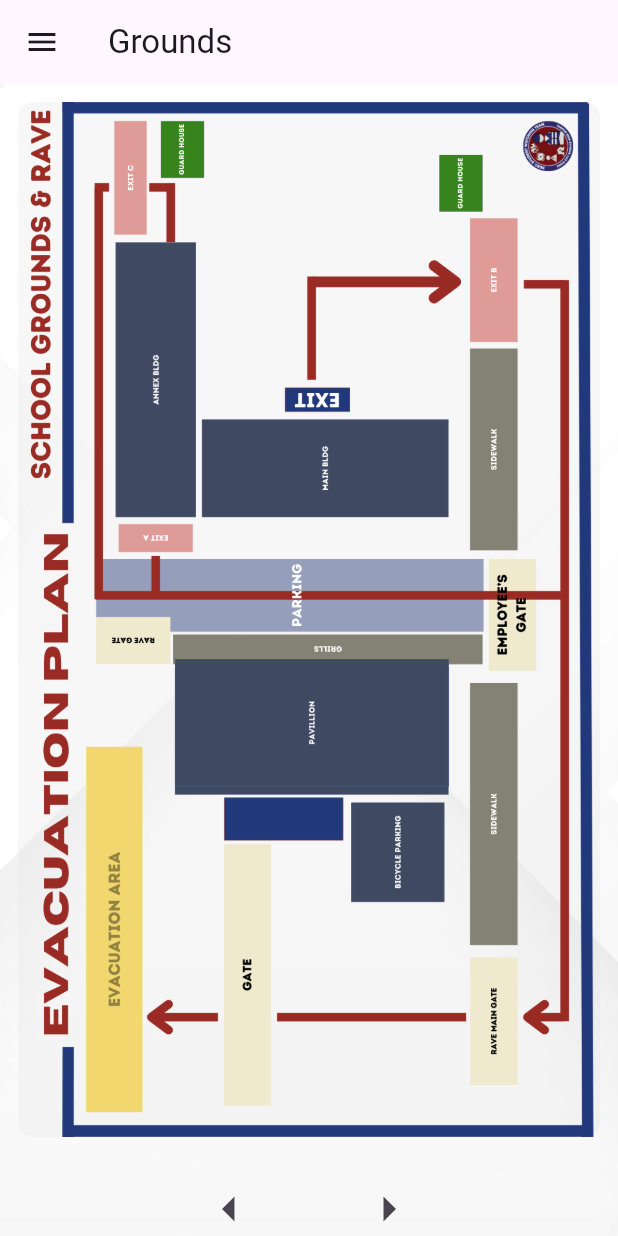
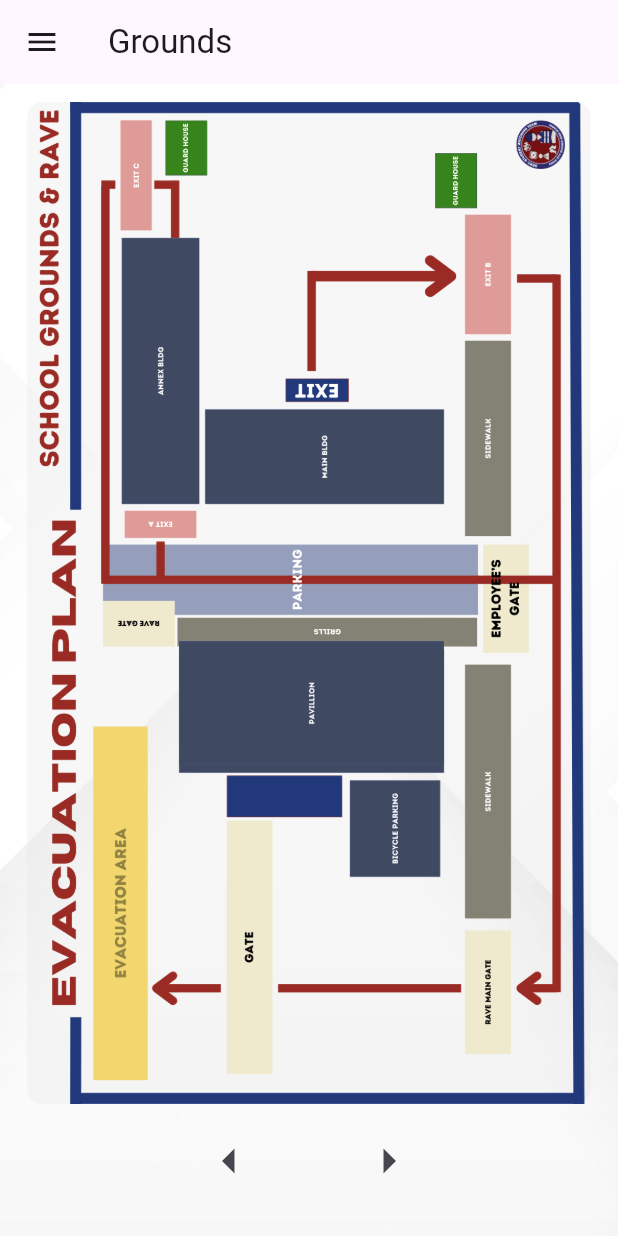
Before and after one commit to Velsariaa/hazmap, a Flutter app: the FirstFloorPage screen opened directly, on a phone screen of 412 x 824 dp. Run offline on Flutter 3.47's test engine with Material 3 defaults, Android fonts, the phone set to English and light mode, and no system bars.

Commit message:
[fix] overflow problems

```diff
--- a/lib/pages/FirstFloor.dart
+++ b/lib/pages/FirstFloor.dart
@@ -30,13 +30,13 @@ class FirstFloorPage extends StatelessWidget {
             fit: BoxFit.cover,
           ),
         ),
+        child: Column(
+          children: [
+            // Expanded Map Container to fit the screen without overflow
+            Expanded(
               child: Center(
-          child: Column(
-            mainAxisAlignment: MainAxisAlignment.center,
-            children: [
-              // Map container with fixed aspect ratio
-              AspectRatio(
-                aspectRatio: 9 / 16, // Adjusted aspect ratio
+                child: AspectRatio(
+                  aspectRatio: 9 / 16,
                   child: LayoutBuilder(
                     builder: (context, constraints) {
                       double containerWidth = constraints.maxWidth;
@@ -97,11 +97,15 @@ class FirstFloorPage extends StatelessWidget {
                     },
                   ),
                 ),
+              ),
+            ),
 
-              const SizedBox(height: 20),
+            const SizedBox(height: 10),
 
             // Navigation buttons
-              Row(
+            Padding(
+              padding: const EdgeInsets.only(bottom: 10), // Prevents overflow
+              child: Row(
                 mainAxisAlignment: MainAxisAlignment.center,
                 children: [
                   IconButton(
@@ -127,8 +131,8 @@ class FirstFloorPage extends StatelessWidget {
                   ),
                 ],
               ),
+            ),
           ],
-          ),
         ),
       ),
     );
```
Lines whose indentation alone changed are shown as unchanged.
